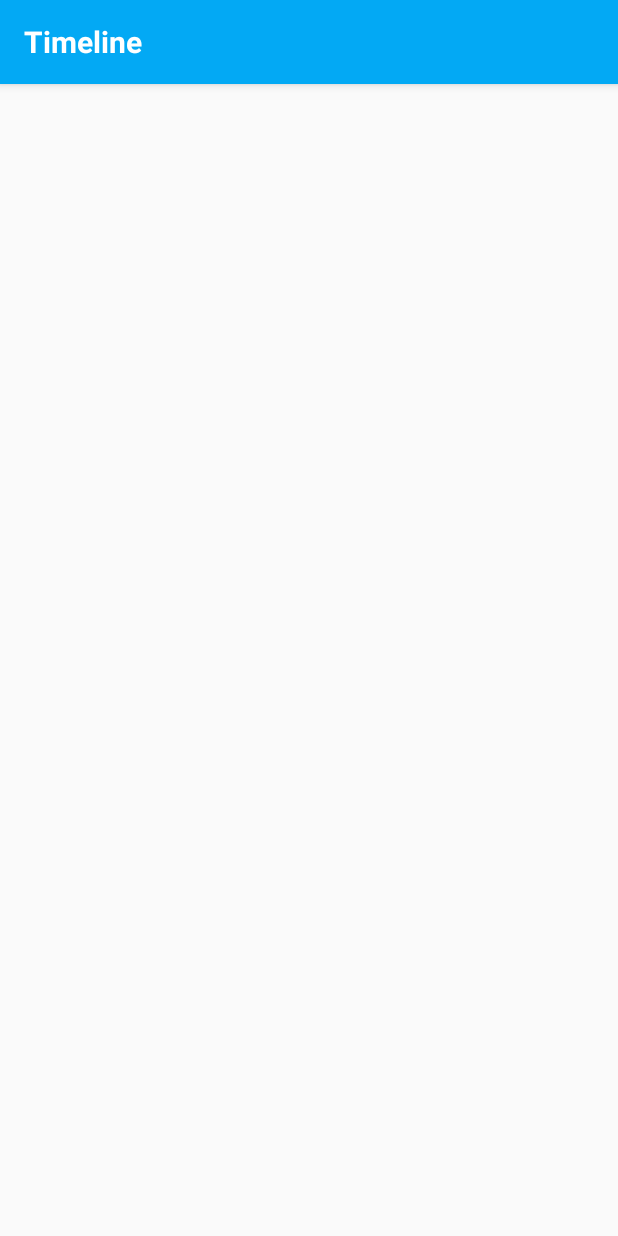
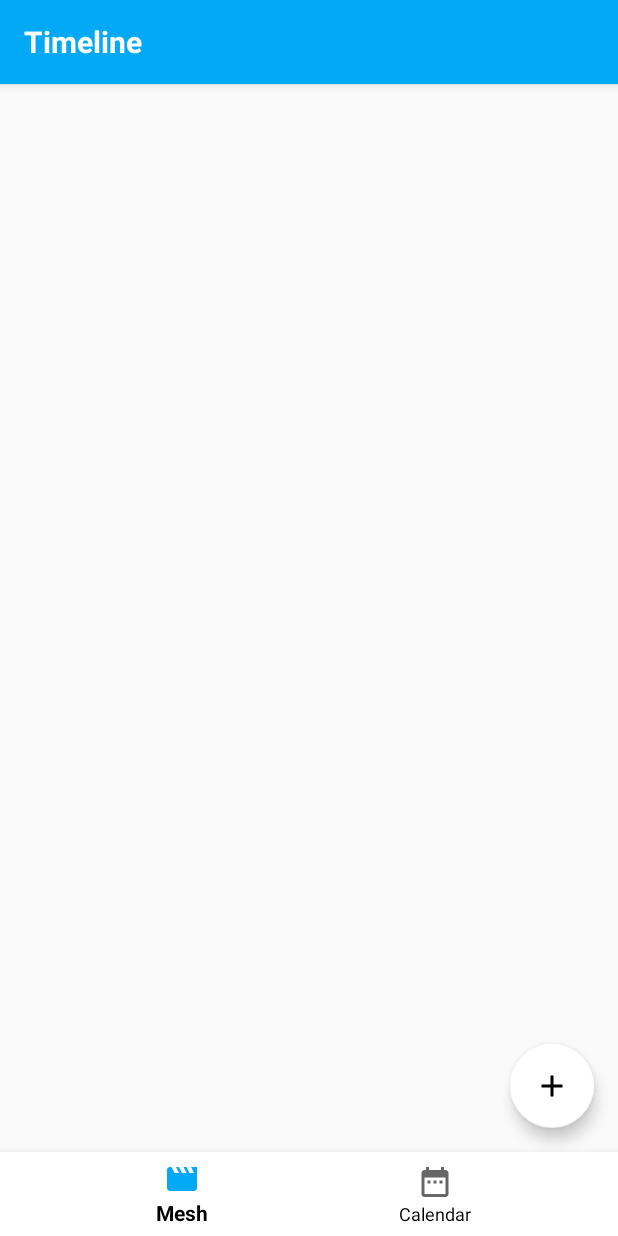
Before and after one commit to infinite1/Journal, an Android app: the screen it shows after launch (MainActivity), on a phone screen of 412 x 824 dp. Run offline under Robolectric (Android 15) with nearby library versions, the phone set to English and light mode, and no system bars.

Commit message:
Add Bottom Navigation View

```diff
--- a/app/build.gradle
+++ b/app/build.gradle
@@ -31,4 +31,5 @@ dependencies {
     implementation 'androidx.navigation:navigation-fragment:2.1.0'
     implementation 'androidx.navigation:navigation-ui:2.1.0'
     implementation 'com.google.android.material:material:1.1.0-alpha10'
+    implementation 'com.android.support:design:28.0.0'
 }
--- /dev/null
+++ b/app/src/main/res/drawable/ic_add_black_24dp.xml
@@ -0,0 +1,9 @@
+<vector xmlns:android="http://schemas.android.com/apk/res/android"
+        android:width="24dp"
+        android:height="24dp"
+        android:viewportWidth="24.0"
+        android:viewportHeight="24.0">
+    <path
+        android:fillColor="#FF000000"
+        android:pathData="M19,13h-6v6h-2v-6H5v-2h6V5h2v6h6v2z"/>
+</vector>
--- /dev/null
+++ b/app/src/main/res/drawable/ic_date_range_black_24dp.xml
@@ -0,0 +1,9 @@
+<vector xmlns:android="http://schemas.android.com/apk/res/android"
+        android:width="24dp"
+        android:height="24dp"
+        android:viewportWidth="24.0"
+        android:viewportHeight="24.0">
+    <path
+        android:fillColor="#FF000000"
+        android:pathData="M9,11L7,11v2h2v-2zM13,11h-2v2h2v-2zM17,11h-2v2h2v-2zM19,4h-1L18,2h-2v2L8,4L8,2L6,2v2L5,4c-1.11,0 -1.99,0.9 -1.99,2L3,20c0,1.1 0.89,2 2,2h14c1.1,0 2,-0.9 2,-2L21,6c0,-1.1 -0.9,-2 -2,-2zM19,20L5,20L5,9h14v11z"/>
+</vector>
--- /dev/null
+++ b/app/src/main/res/drawable/ic_movie_black_24dp.xml
@@ -0,0 +1,9 @@
+<vector xmlns:android="http://schemas.android.com/apk/res/android"
+        android:width="24dp"
+        android:height="24dp"
+        android:viewportWidth="24.0"
+        android:viewportHeight="24.0">
+    <path
+        android:fillColor="#FF000000"
+        android:pathData="M18,4l2,4h-3l-2,-4h-2l2,4h-3l-2,-4H8l2,4H7L5,4H4c-1.1,0 -1.99,0.9 -1.99,2L2,18c0,1.1 0.9,2 2,2h16c1.1,0 2,-0.9 2,-2V4h-4z"/>
+</vector>
--- /dev/null
+++ b/app/src/main/res/layout/bottom_navigation.xml
@@ -0,0 +1,21 @@
+<?xml version="1.0" encoding="utf-8"?>
+<LinearLayout
+    xmlns:android="http://schemas.android.com/apk/res/android"
+    xmlns:app="http://schemas.android.com/apk/res-auto"
+    android:orientation="vertical"
+    android:layout_width="match_parent"
+    android:layout_height="match_parent">
+
+    <FrameLayout
+        android:id="@+id/frame_container"
+        android:layout_width="match_parent"
+        android:layout_height="match_parent" />
+
+    <com.google.android.material.bottomnavigation.BottomNavigationView
+        android:layout_width="match_parent"
+        android:layout_height="wrap_content"
+        android:layout_gravity="bottom"
+        app:menu="@menu/bottom_navigation_menu"/>
+
+
+</LinearLayout>
--- a/app/src/main/res/layout/content_main.xml
+++ b/app/src/main/res/layout/content_main.xml
@@ -2,4 +2,5 @@
 <fragment xmlns:android="http://schemas.android.com/apk/res/android"
     android:orientation="vertical" android:layout_width="match_parent"
     android:layout_height="match_parent">
+
 </fragment>
--- a/app/src/main/res/layout/navigation_activity.xml
+++ b/app/src/main/res/layout/navigation_activity.xml
@@ -8,16 +8,44 @@
     android:fitsSystemWindows="true"
     tools:context=".MainActivity">
 
-    <LinearLayout
+
+    <RelativeLayout
         android:layout_width="match_parent"
-        android:layout_height="match_parent"
-        android:orientation="vertical">
+        android:layout_height="match_parent">
 
         <include
             layout="@layout/app_bar"
             android:layout_width="match_parent"
             android:layout_height="match_parent" />
-    </LinearLayout>
+
+
+
+        <com.google.android.material.bottomnavigation.BottomNavigationView
+            android:id="@+id/bot_nav"
+            android:layout_width="match_parent"
+            android:layout_height="wrap_content"
+            android:layout_alignParentBottom="true"
+            android:background="#FFFFFF"
+            app:itemTextColor="#000000"
+            app:menu="@menu/bottom_navigation_menu"/>
+
+        <com.google.android.material.floatingactionbutton.FloatingActionButton
+            android:layout_width="wrap_content"
+            android:layout_height="wrap_content"
+            android:layout_above="@+id/bot_nav"
+            android:background="@color/colorPrimary"
+            android:layout_margin="16dp"
+            android:elevation="8dp"
+            android:layout_alignParentEnd="true"
+            app:backgroundTint="#FFFFFF"
+            android:src="@drawable/ic_add_black_24dp">
+
+
+        </com.google.android.material.floatingactionbutton.FloatingActionButton>
+
+
+    </RelativeLayout>
+
 
     <com.google.android.material.navigation.NavigationView
         android:id="@+id/nav_view"
--- /dev/null
+++ b/app/src/main/res/menu/bottom_navigation_menu.xml
@@ -0,0 +1,14 @@
+<?xml version="1.0" encoding="utf-8"?>
+<menu xmlns:android="http://schemas.android.com/apk/res/android">
+    <item
+        android:id="@+id/action_favorites"
+        android:enabled="true"
+        android:icon="@drawable/ic_movie_black_24dp"
+        android:title="Mesh" />
+    <item
+        android:id="@+id/action_music"
+        android:enabled="true"
+        android:icon="@drawable/ic_date_range_black_24dp"
+        android:title="Calendar" />
+
+</menu>
```
Also changed, not shown: 1 other file.
